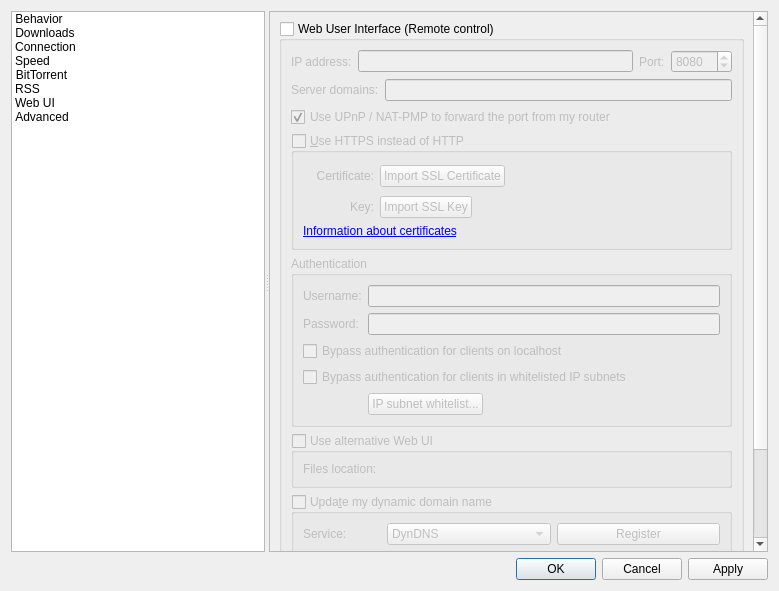
Before: the Qt Designer form src/gui/optionsdlg.ui in SysAdminDoc/qBittorrent-Vanced, drawn with Qt 5.
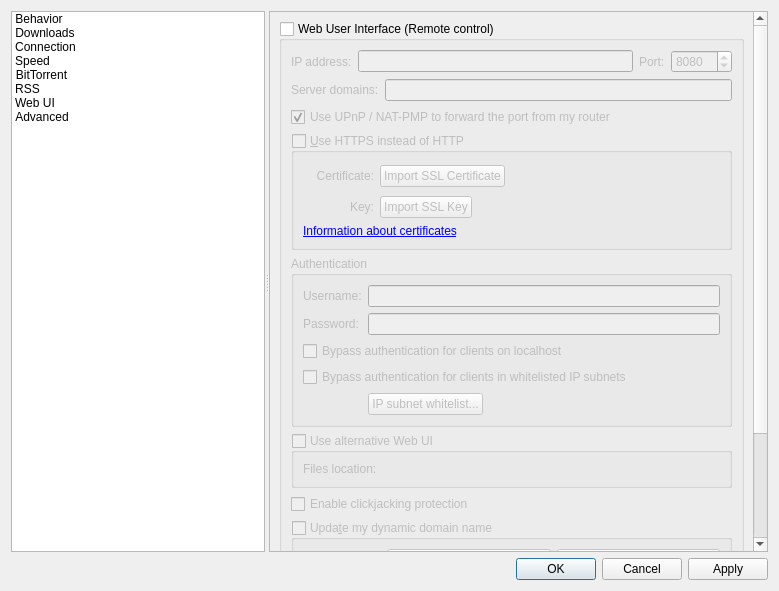
After: the same form once the commit is applied. The open tabs and pages were chosen to show the change. Custom widgets are drawn as their Qt base class.

Commit message:
Add option to control WebUI clickjacking protection
Some users actually want embedding WebUI into their custom build iframe.
Closes #7370.

```diff
--- a/src/gui/optionsdlg.ui
+++ b/src/gui/optionsdlg.ui
@@ -3168,6 +3168,13 @@
                  </layout>
                 </widget>
                </item>
+               <item>
+                <widget class="QCheckBox" name="checkClickjacking">
+                 <property name="text">
+                  <string>Enable clickjacking protection</string>
+                 </property>
+                </widget>
+               </item>
                <item>
                 <widget class="QGroupBox" name="checkDynDNS">
                  <property name="title">
```
The commit also changes 7 other files.
